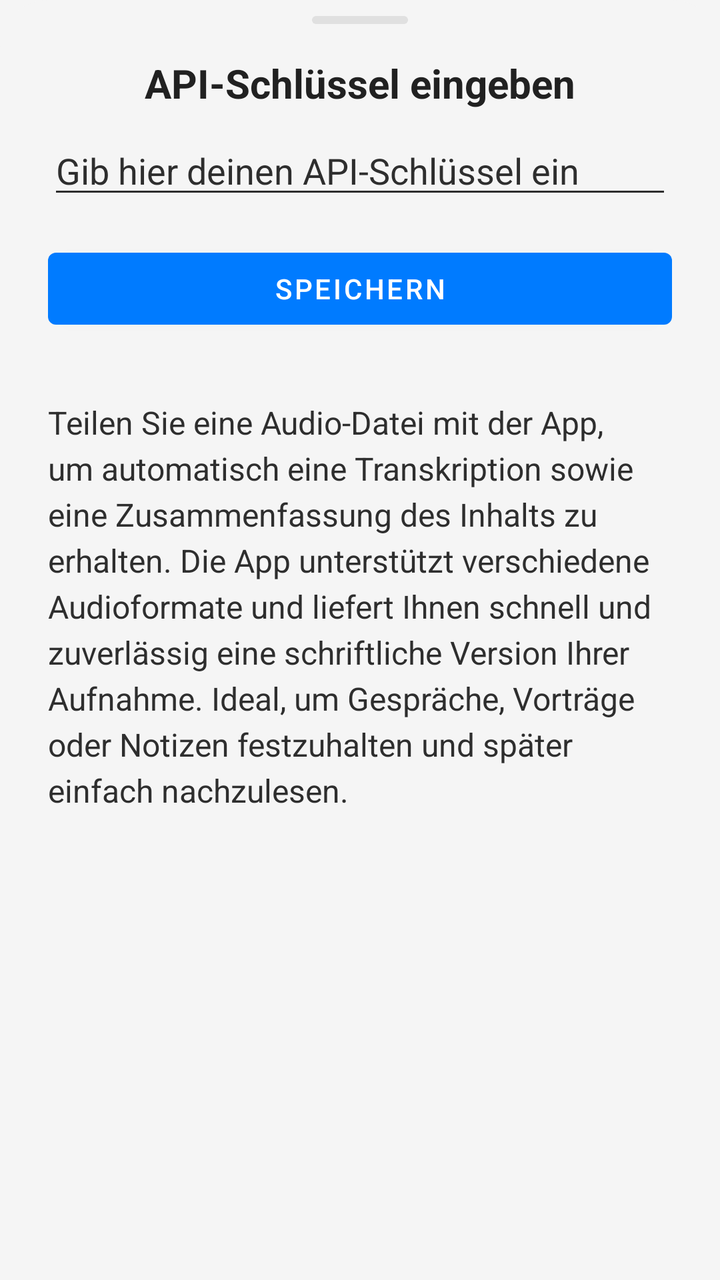
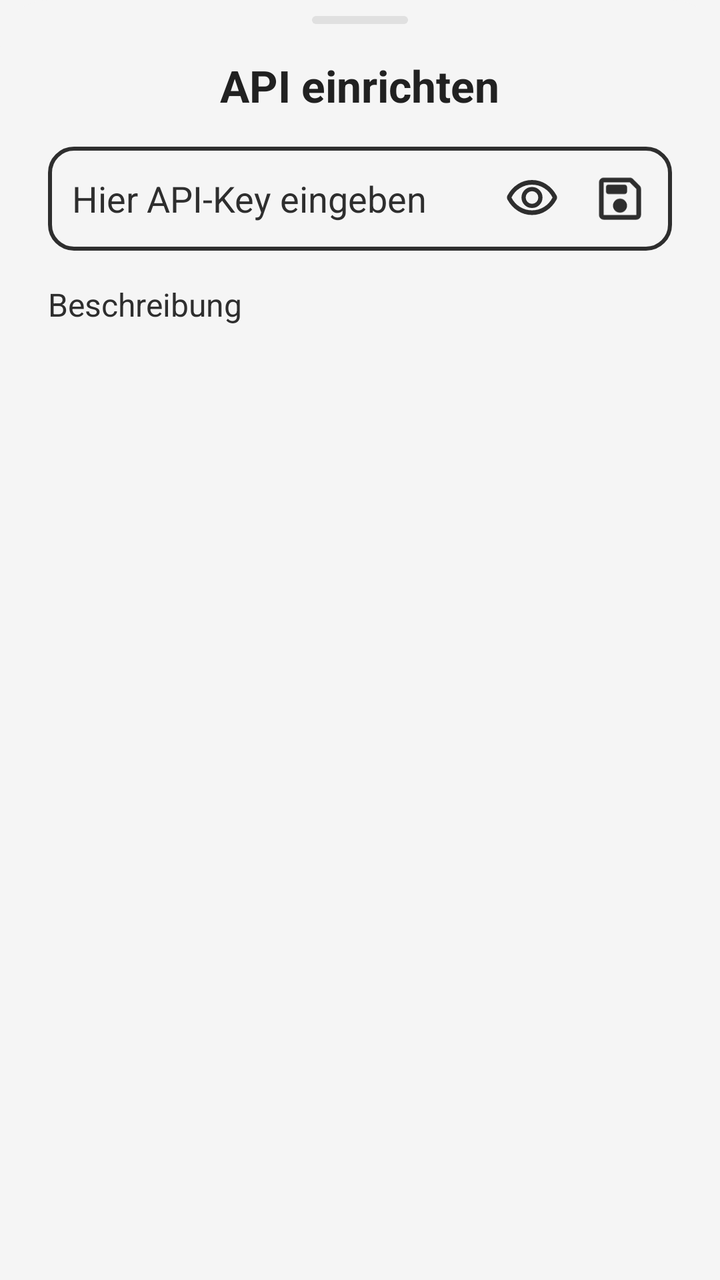

Screens rendered from an Android XML layout before and after an edit, with the pre-edit source and the edit as a unified diff.
<!-- AndroidManifest.xml: application theme Theme.Assistant -->
<!-- res/layout/bottom_sheet_description.xml -->
<?xml version="1.0" encoding="utf-8"?>
<LinearLayout xmlns:android="http://schemas.android.com/apk/res/android"
    android:layout_width="match_parent"
    android:layout_height="wrap_content"
    android:background="@drawable/bottom_sheet_background"
    android:orientation="vertical"
    android:paddingStart="24dp"
    android:paddingEnd="24dp">

    <LinearLayout
        android:layout_width="match_parent"
        android:layout_height="wrap_content"
        android:orientation="vertical">

        <View
            android:layout_width="48dp"
            android:layout_height="4dp"
            android:layout_gravity="center_horizontal"
            android:layout_marginTop="8dp"
            android:background="@drawable/drag_handle" />

        <TextView
            android:layout_width="wrap_content"
            android:layout_height="wrap_content"
            android:layout_gravity="center_horizontal"
            android:layout_marginTop="16dp"
            android:layout_marginBottom="8dp"
            android:text="@string/api_key_eingeben"
            android:textColor="@color/text_primary"
            android:textSize="20sp"
            android:textStyle="bold" />

        <EditText
            android:id="@+id/apiKeyEditText"
            android:layout_width="match_parent"
            android:layout_height="wrap_content"
            android:layout_marginBottom="16dp"
            android:hint="@string/api_key_hint"
            android:inputType="textPassword"
            android:textColor="@color/text_secondary"
            android:textColorHint="@color/text_secondary" />

        <Button
            android:id="@+id/saveApiKeyButton"
            android:layout_width="match_parent"
            android:layout_height="wrap_content"
            android:layout_marginBottom="32dp"
            android:text="@string/speichern" />

        <TextView
            android:id="@+id/transcriptionTextView"
            android:layout_width="match_parent"
            android:layout_height="wrap_content"
            android:layout_marginBottom="32dp"
            android:lineSpacingExtra="4dp"
            android:text="@string/description"
            android:textColor="@color/text_secondary"
            android:textSize="16sp" />
    </LinearLayout>

</LinearLayout>
<!-- resources referenced by this layout -->
<resources>
  <string name="api_key_eingeben">API-Schlüssel eingeben</string>
  <string name="api_key_hint">Gib hier deinen API-Schlüssel ein</string>
  <string name="description">Teilen Sie eine Audio-Datei mit der App, um automatisch eine Transkription sowie eine Zusammenfassung des Inhalts zu erhalten. Die App unterstützt verschiedene Audioformate und liefert Ihnen schnell und zuverlässig eine schriftliche Version Ihrer Aufnahme. Ideal, um Gespräche, Vorträge oder Notizen festzuhalten und später einfach nachzulesen.</string>
  <string name="speichern">Speichern</string>
  <style name="Theme.Assistant" parent="Theme.MaterialComponents.Light.NoActionBar">
          
          <item name="colorPrimary">@color/samsung_blue</item>
          <item name="colorPrimaryVariant">@color/samsung_blue_dark</item>
          <item name="colorOnPrimary">@color/white</item>
          
          <item name="colorSecondary">@color/samsung_blue</item>
          <item name="colorSecondaryVariant">@color/samsung_blue_dark</item>
          <item name="colorOnSecondary">@color/white</item>
          
          <item name="android:statusBarColor">@color/background</item>
          <item name="android:windowLightStatusBar">true</item>
          
          <item name="android:windowBackground">@color/background</item>
          <item name="android:textColorPrimary">@color/text_primary</item>
          <item name="android:textColorSecondary">@color/text_secondary</item>
      </style>
  <!-- unchanged entries left out for length: 8 -->
</resources>

<!-- the commit's change to res/layout/bottom_sheet_description.xml (unified diff, before → after) -->
@@ -1,5 +1,6 @@
 <?xml version="1.0" encoding="utf-8"?>
 <LinearLayout xmlns:android="http://schemas.android.com/apk/res/android"
+    xmlns:tools="http://schemas.android.com/tools"
     android:layout_width="match_parent"
     android:layout_height="wrap_content"
     android:background="@drawable/bottom_sheet_background"
@@ -7,55 +8,118 @@
     android:paddingStart="24dp"
     android:paddingEnd="24dp">
 
-    <LinearLayout
+    <ScrollView
+        android:id="@+id/scrollView"
         android:layout_width="match_parent"
         android:layout_height="wrap_content"
-        android:orientation="vertical">
+        android:nestedScrollingEnabled="false"
+        android:scrollbars="none">
 
-        <View
-            android:layout_width="48dp"
-            android:layout_height="4dp"
-            android:layout_gravity="center_horizontal"
-            android:layout_marginTop="8dp"
-            android:background="@drawable/drag_handle" />
-
-        <TextView
-            android:layout_width="wrap_content"
-            android:layout_height="wrap_content"
-            android:layout_gravity="center_horizontal"
-            android:layout_marginTop="16dp"
-            android:layout_marginBottom="8dp"
-            android:text="@string/api_key_eingeben"
-            android:textColor="@color/text_primary"
-            android:textSize="20sp"
-            android:textStyle="bold" />
-
-        <EditText
-            android:id="@+id/apiKeyEditText"
+        <LinearLayout
             android:layout_width="match_parent"
             android:layout_height="wrap_content"
-            android:layout_marginBottom="16dp"
-            android:hint="@string/api_key_hint"
-            android:inputType="textPassword"
-            android:textColor="@color/text_secondary"
-            android:textColorHint="@color/text_secondary" />
+            android:orientation="vertical">
 
-        <Button
-            android:id="@+id/saveApiKeyButton"
-            android:layout_width="match_parent"
-            android:layout_height="wrap_content"
-            android:layout_marginBottom="32dp"
-            android:text="@string/speichern" />
+            <View
+                android:layout_width="48dp"
+                android:layout_height="4dp"
+                android:layout_gravity="center_horizontal"
+                android:layout_marginTop="8dp"
+                android:background="@drawable/drag_handle" />
 
-        <TextView
-            android:id="@+id/transcriptionTextView"
-            android:layout_width="match_parent"
-            android:layout_height="wrap_content"
-            android:layout_marginBottom="32dp"
-            android:lineSpacingExtra="4dp"
-            android:text="@string/description"
-            android:textColor="@color/text_secondary"
-            android:textSize="16sp" />
-    </LinearLayout>
+            <TextView
+                android:layout_width="wrap_content"
+                android:layout_height="wrap_content"
+                android:layout_gravity="center_horizontal"
+                android:layout_marginTop="16dp"
+                android:layout_marginBottom="8dp"
+                android:text="@string/api_key_eingeben"
+                android:textColor="@color/text_primary"
+                android:textSize="22sp"
+                android:textStyle="bold" />
+
+            <LinearLayout
+                android:id="@+id/inputLayout"
+                android:layout_width="match_parent"
+                android:layout_height="wrap_content"
+                android:layout_marginTop="8dp"
+                android:layout_marginBottom="16dp"
+                android:background="@drawable/api_input_background_rounded_default"
+                android:gravity="center"
+                android:orientation="horizontal"
+                android:paddingLeft="4dp"
+                android:paddingTop="4dp"
+                android:paddingRight="4dp"
+                android:paddingBottom="4dp">
+
+                <EditText
+                    android:id="@+id/apiKeyEditText"
+                    android:layout_width="0dp"
+                    android:layout_height="wrap_content"
+                    android:layout_marginStart="8dp"
+                    android:layout_weight="1"
+                    android:autofillHints="false"
+                    android:background="@android:color/transparent"
+                    android:hint="@string/api_key_hint"
+                    android:inputType="textPassword"
+                    android:maxLines="1"
+
+                    android:textColor="@color/text_secondary"
+                    android:textColorHint="@color/text_secondary"
+                    android:textCursorDrawable="@color/samsung_blue" />
+
+                <LinearLayout
+                    android:layout_width="wrap_content"
+                    android:layout_height="wrap_content"
+                    android:layout_marginStart="0dp"
+                    android:gravity="center">
+
+                    <ImageButton
+                        android:id="@+id/showHidePasswordButton"
+                        android:layout_width="44dp"
+                        android:layout_height="44dp"
+                        android:background="@android:color/transparent"
+                        android:clickable="true"
+                        android:contentDescription="@string/transkription_teilen"
+                        android:focusable="true"
+                        android:foreground="@drawable/ripple_effect_oval"
+                        android:padding="8dp"
+                        android:scaleType="fitCenter"
+                        android:src="@drawable/rounded_visibility_24" />
+                </LinearLayout>
+
+                <LinearLayout
+                    android:layout_width="wrap_content"
+                    android:layout_height="wrap_content"
+                    android:layout_marginStart="0dp"
+                    android:gravity="center">
+
+                    <ImageButton
+                        android:id="@+id/saveApiKeyButton"
+                        android:layout_width="44dp"
+                        android:layout_height="44dp"
+                        android:background="@android:color/transparent"
+                        android:clickable="true"
+                        android:contentDescription="@string/transkription_teilen"
+                        android:focusable="true"
+                        android:foreground="@drawable/ripple_effect_oval"
+                        android:padding="8dp"
+                        android:scaleType="fitCenter"
+                        android:src="@drawable/rounded_save_24" />
+                </LinearLayout>
+
+            </LinearLayout>
+
+            <TextView
+                android:id="@+id/descriptionTextView"
+                android:layout_width="match_parent"
+                android:layout_height="wrap_content"
+                android:layout_marginBottom="32dp"
+                android:lineSpacingExtra="4dp"
+                android:text="@string/description"
+                android:textColor="@color/text_secondary"
+                android:textSize="16sp" />
+        </LinearLayout>
+    </ScrollView>
 
 </LinearLayout>
<!-- resource entries referenced after the edit -->
@@ -1,9 +1,44 @@
 <!-- resources referenced by this layout -->
 <resources>
-  <string name="api_key_eingeben">API-Schlüssel eingeben</string>
-  <string name="api_key_hint">Gib hier deinen API-Schlüssel ein</string>
-  <string name="description">Teilen Sie eine Audio-Datei mit der App, um automatisch eine Transkription sowie eine Zusammenfassung des Inhalts zu erhalten. Die App unterstützt verschiedene Audioformate und liefert Ihnen schnell und zuverlässig eine schriftliche Version Ihrer Aufnahme. Ideal, um Gespräche, Vorträge oder Notizen festzuhalten und später einfach nachzulesen.</string>
-  <string name="speichern">Speichern</string>
+  <!-- drawable api_input_background_rounded_default (drawable) -->
+  <?xml version="1.0" encoding="utf-8"?>
+  <shape xmlns:android="http://schemas.android.com/apk/res/android"
+      android:shape="rectangle">
+      <corners android:radius="12dp" />
+      <stroke
+          android:width="2dp"
+          android:color="@color/text_secondary" />
+  </shape>
+  <!-- drawable ripple_effect_oval (drawable) -->
+  <?xml version="1.0" encoding="utf-8"?>
+  <ripple xmlns:android="http://schemas.android.com/apk/res/android"
+      android:color="@color/samsung_blue_ripple"> 
+  
+      <item android:id="@android:id/mask">
+          <shape android:shape="oval">
+              <solid android:color="@android:color/white" /> 
+          </shape>
+      </item>
+  
+      
+      <item android:drawable="@drawable/oval_background_for_ripple" />
+  </ripple>
+  <!-- drawable rounded_save_24 (drawable) -->
+  <vector xmlns:android="http://schemas.android.com/apk/res/android" android:height="24dp" android:tint="@color/text_secondary" android:viewportHeight="960" android:viewportWidth="960" android:width="24dp">
+        
+      <path android:fillColor="@android:color/white" android:pathData="M200,840Q167,840 143.5,816.5Q120,793 120,760L120,200Q120,167 143.5,143.5Q167,120 200,120L647,120Q663,120 677.5,126Q692,132 703,143L817,257Q828,268 834,282.5Q840,297 840,313L840,760Q840,793 816.5,816.5Q793,840 760,840L200,840ZM760,314L646,200L200,200Q200,200 200,200Q200,200 200,200L200,760Q200,760 200,760Q200,760 200,760L760,760Q760,760 760,760Q760,760 760,760L760,314ZM480,720Q530,720 565,685Q600,650 600,600Q600,550 565,515Q530,480 480,480Q430,480 395,515Q360,550 360,600Q360,650 395,685Q430,720 480,720ZM280,400L560,400Q577,400 588.5,388.5Q600,377 600,360L600,280Q600,263 588.5,251.5Q577,240 560,240L280,240Q263,240 251.5,251.5Q240,263 240,280L240,360Q240,377 251.5,388.5Q263,400 280,400ZM200,314L200,760Q200,760 200,760Q200,760 200,760L200,760Q200,760 200,760Q200,760 200,760L200,200Q200,200 200,200Q200,200 200,200L200,200L200,314Z"/>
+      
+  </vector>
+  <!-- drawable rounded_visibility_24 (drawable) -->
+  <vector xmlns:android="http://schemas.android.com/apk/res/android" android:height="24dp" android:tint="@color/text_secondary" android:viewportHeight="960" android:viewportWidth="960" android:width="24dp">
+        
+      <path android:fillColor="@android:color/white" android:pathData="M480,640Q555,640 607.5,587.5Q660,535 660,460Q660,385 607.5,332.5Q555,280 480,280Q405,280 352.5,332.5Q300,385 300,460Q300,535 352.5,587.5Q405,640 480,640ZM480,568Q435,568 403.5,536.5Q372,505 372,460Q372,415 403.5,383.5Q435,352 480,352Q525,352 556.5,383.5Q588,415 588,460Q588,505 556.5,536.5Q525,568 480,568ZM480,760Q346,760 235.5,688Q125,616 61,498Q56,489 53.5,479.5Q51,470 51,460Q51,450 53.5,440.5Q56,431 61,422Q125,304 235.5,232Q346,160 480,160Q614,160 724.5,232Q835,304 899,422Q904,431 906.5,440.5Q909,450 909,460Q909,470 906.5,479.5Q904,489 899,498Q835,616 724.5,688Q614,760 480,760ZM480,460Q480,460 480,460Q480,460 480,460Q480,460 480,460Q480,460 480,460Q480,460 480,460Q480,460 480,460Q480,460 480,460Q480,460 480,460ZM480,680Q593,680 687.5,620.5Q782,561 832,460Q782,359 687.5,299.5Q593,240 480,240Q367,240 272.5,299.5Q178,359 128,460Q178,561 272.5,620.5Q367,680 480,680Z"/>
+      
+  </vector>
+  <string name="api_key_eingeben">API einrichten</string>
+  <string name="api_key_hint">Hier API-Key eingeben</string>
+  <string name="description">Beschreibung</string>
+  <string name="transkription_teilen">Transkription teilen</string>
   <style name="Theme.Assistant" parent="Theme.MaterialComponents.Light.NoActionBar">
           
           <item name="colorPrimary">@color/samsung_blue</item>
@@ -20,7 +55,17 @@
           <item name="android:windowBackground">@color/background</item>
           <item name="android:textColorPrimary">@color/text_primary</item>
           <item name="android:textColorSecondary">@color/text_secondary</item>
+          <item name="android:colorControlActivated">@color/samsung_blue</item>
+          <item name="android:colorControlNormal">@color/samsung_blue_dark</item>
+          <item name="android:colorControlHighlight">@color/samsung_blue_ripple</item>
       </style>
+  <color name="samsung_blue_ripple">#007BFF</color>
+  <!-- drawable oval_background_for_ripple (drawable) -->
+  <?xml version="1.0" encoding="utf-8"?>
+  <shape xmlns:android="http://schemas.android.com/apk/res/android"
+      android:shape="oval">
+      <solid android:color="@android:color/transparent" /> 
+  </shape>
   <!-- unchanged entries left out for length: 8 -->
 </resources>
 
